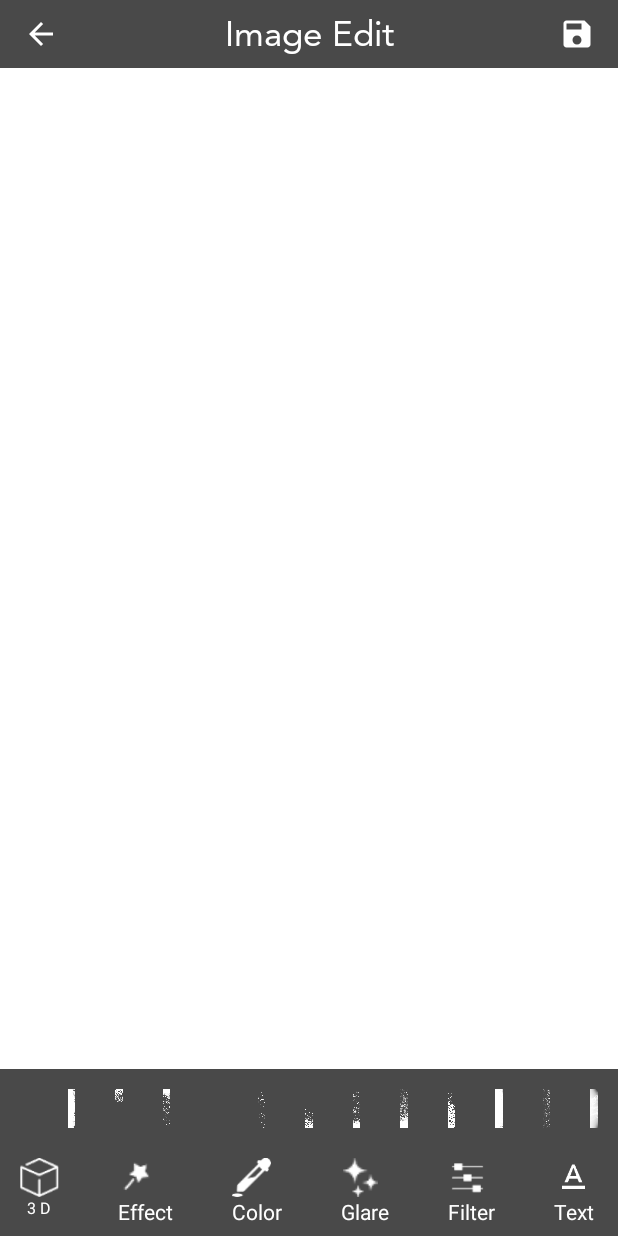
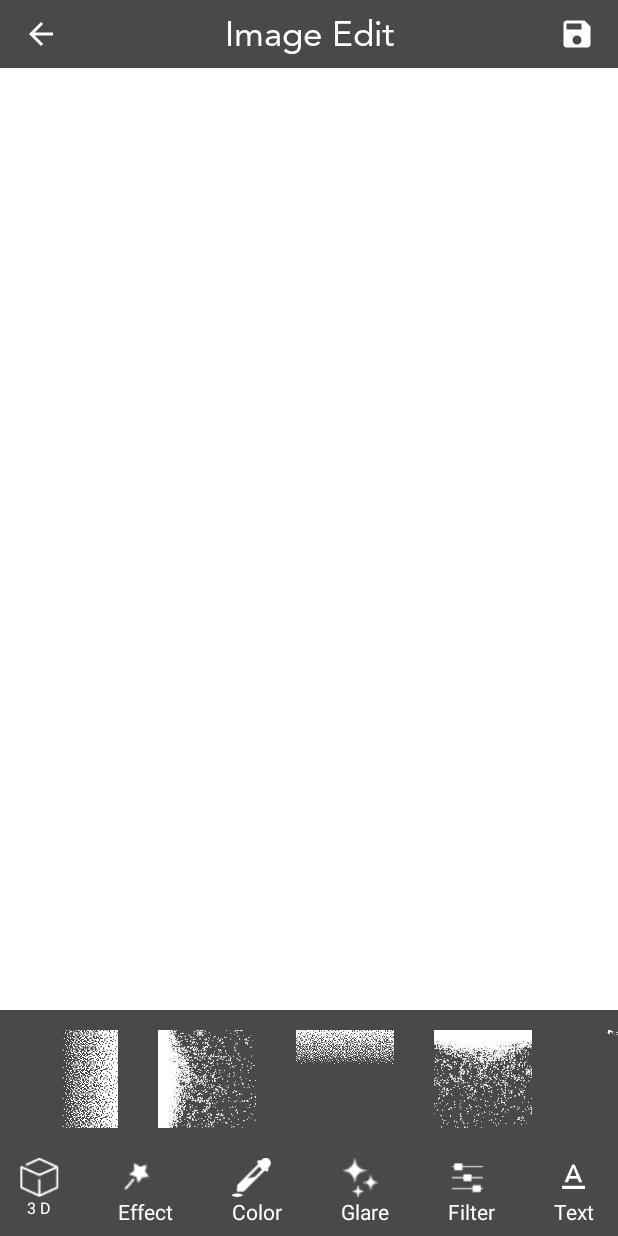
Before and after one commit to dhruvil-123/Pixcel_Effect, an Android app: the activity_imageEdit screen opened directly, with no data from a screen before it, on a phone screen of 412 x 824 dp. Run offline under Robolectric (Android 15) with nearby library versions, the phone set to English and light mode, and no system bars; our stand-ins replace sdp/ssp sizes.

Commit message:
commit 1

```diff
--- a/app/src/main/java/Activity/activity_imageEdit.java
+++ b/app/src/main/java/Activity/activity_imageEdit.java
@@ -2,6 +2,7 @@ package Activity;
 
 import androidx.appcompat.app.AppCompatActivity;
 import androidx.recyclerview.widget.GridLayoutManager;
+import androidx.recyclerview.widget.LinearLayoutManager;
 import androidx.recyclerview.widget.RecyclerView;
 
 import android.content.Intent;
@@ -62,7 +63,7 @@ public class activity_imageEdit extends AppCompatActivity {
 
         }
 
-        RecyclerView.LayoutManager manager = new GridLayoutManager(activity_imageEdit.this,13,GridLayoutManager.VERTICAL,false);
+        RecyclerView.LayoutManager manager = new LinearLayoutManager(activity_imageEdit.this,LinearLayoutManager.HORIZONTAL,false);
         Adapter3D adapter3D = new Adapter3D(activity_imageEdit.this,model3D);
         menu_3d.setAdapter(adapter3D);
         menu_3d.setLayoutManager(manager);
--- a/app/src/main/res/layout/activity_image_edit.xml
+++ b/app/src/main/res/layout/activity_image_edit.xml
@@ -72,10 +72,10 @@
 
         <androidx.recyclerview.widget.RecyclerView
             android:id="@+id/menu_3d"
-            tools:listitem="@layout/menu_3d"
             android:layout_width="match_parent"
             android:layout_height="wrap_content"
-            android:orientation="horizontal"/>
+            android:orientation="horizontal"
+            tools:listitem="@layout/menu_3d" />
 
     </LinearLayout>
 
--- a/app/src/main/res/layout/menu_3d.xml
+++ b/app/src/main/res/layout/menu_3d.xml
@@ -8,8 +8,8 @@
 
     <ImageView
         android:id="@+id/icon"
-        android:layout_width="@dimen/_20sdp"
-        android:layout_height="@dimen/_20sdp"
+        android:layout_width="@dimen/_50sdp"
+        android:layout_height="@dimen/_50sdp"
         app:tint="@color/white"
         tools:ignore="MissingConstraints" />
 
```
